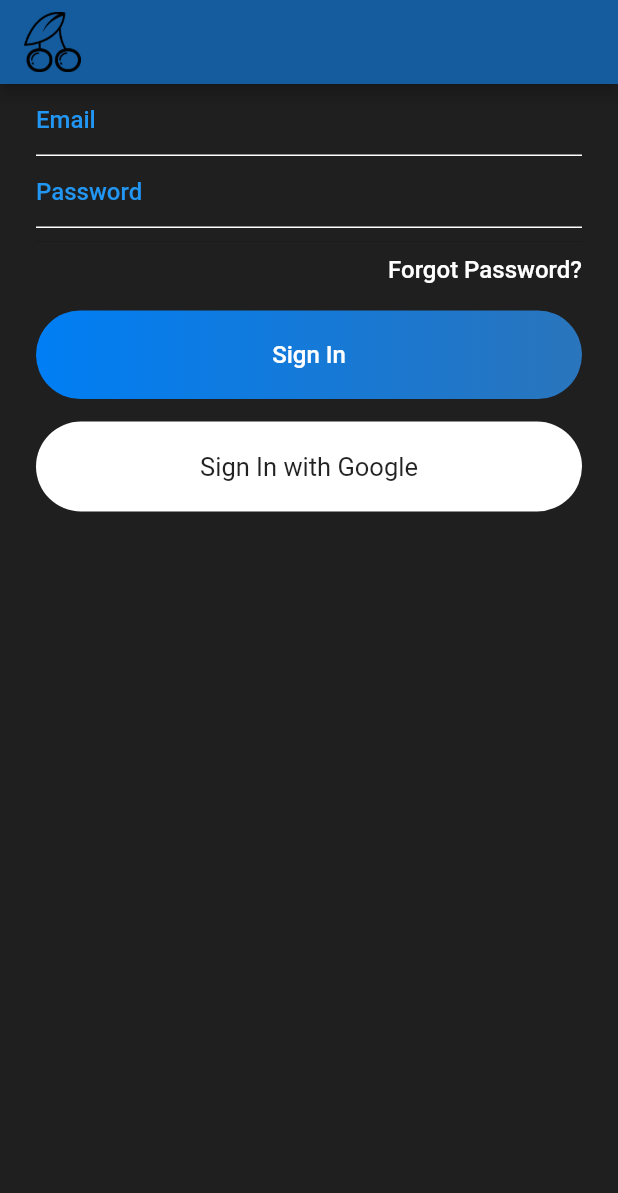
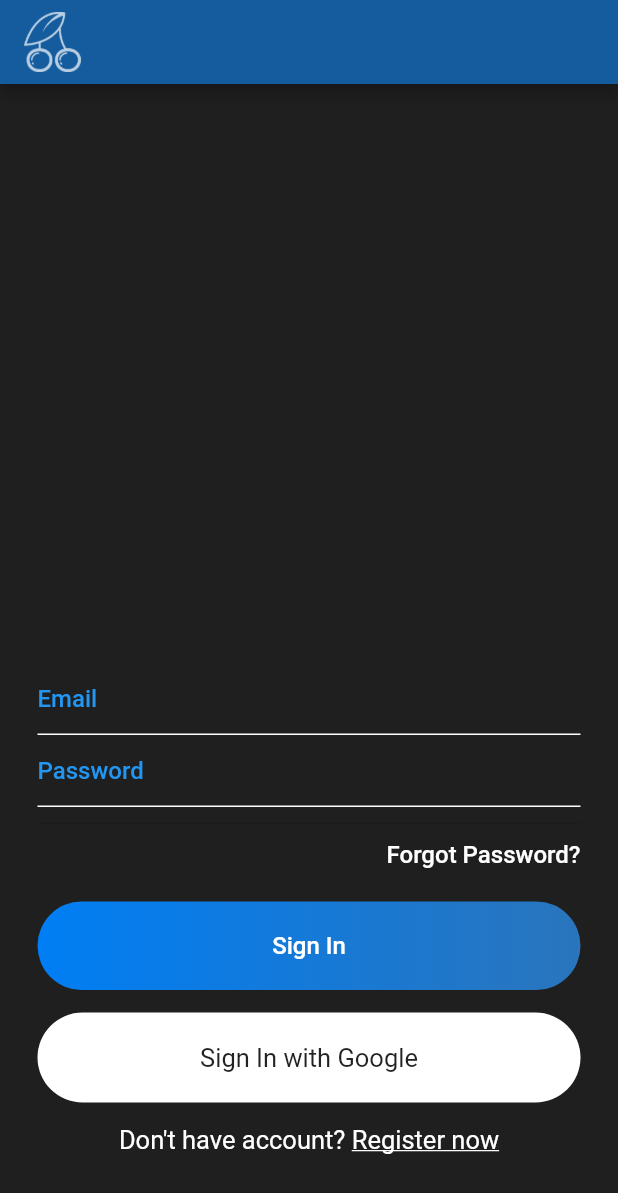
Before and after one commit to KeepCalmAndProgram/pso_messanger, a Flutter app: the screen it shows after launch, on a phone screen of 412 x 824 dp. Shown: the top 1193 px of the screen. Run offline on Flutter 3.47's test engine with Material 2 defaults, Android fonts, the phone set to English and light mode, and no system bars.

Commit message:
Layout sign In page

```diff
--- a/lib/configuration/app_colors.dart
+++ b/lib/configuration/app_colors.dart
@@ -2,4 +2,6 @@ import 'package:flutter/material.dart';
 
 class AppColors {
   static const Color primaryColor = Color(0xff145C9E);
+  static const Color buttomFirstPrimaryColor = Color(0xff007EF4);
+  static const Color buttomSeccondPrimaryColor = Color(0xff2A75BC);
 }
--- a/lib/main.dart
+++ b/lib/main.dart
@@ -24,6 +24,10 @@ class MyApp extends StatelessWidget {
             color: Colors.white,
             fontSize: 16,
           ),
+          bodyText2: TextStyle(
+            color: Colors.white,
+            fontSize: 17,
+          ),
         ),
         inputDecorationTheme: InputDecorationTheme(
           hintStyle: TextStyle(color: Colors.blue),
--- a/lib/widgets/sign_in_widget.dart
+++ b/lib/widgets/sign_in_widget.dart
@@ -1,4 +1,6 @@
+import 'package:flutter/cupertino.dart';
 import 'package:flutter/material.dart';
+import 'package:pso_messanger/configuration/app_colors.dart';
 
 class SignIn extends StatefulWidget {
   @override
@@ -13,12 +15,17 @@ class _SignInState extends State<SignIn> {
         title: Image.asset(
           "assets/images/logo.png",
           height: 40,
-            color: Colors.black,
+          color: Colors.white70,
         ),
       ),
-        body: Container(
-          padding: EdgeInsets.symmetric(horizontal: 24),
+      body: SingleChildScrollView(
+        child: Container(
+          height: MediaQuery.of(context).size.height - 60,
+          alignment: Alignment.bottomCenter,
+          child: Container(
+            padding: EdgeInsets.symmetric(horizontal: 25),
             child: Column(
+              mainAxisSize: MainAxisSize.min,
               children: [
                 TextField(
                   style: Theme.of(context).textTheme.bodyText1,
@@ -32,7 +39,7 @@ class _SignInState extends State<SignIn> {
                     hintText: "Password",
                   ),
                 ),
-              Divider(height: 18),
+                Divider(height: 22),
                 Container(
                   alignment: Alignment.centerRight,
                   child: Text(
@@ -40,15 +47,15 @@ class _SignInState extends State<SignIn> {
                     style: Theme.of(context).textTheme.bodyText1,
                   ),
                 ),
-              SizedBox(height: 18),
+                SizedBox(height: 22),
                 Container(
                   alignment: Alignment.center,
                   width: MediaQuery.of(context).size.width,
                   padding: EdgeInsets.symmetric(vertical: 20),
                   decoration: BoxDecoration(
                       gradient: LinearGradient(colors: [
-                      const Color(0xff007EF4),
-                      const Color(0xff2A75BC)
+                        AppColors.buttomFirstPrimaryColor,
+                        AppColors.buttomSeccondPrimaryColor
                       ]),
                       borderRadius: BorderRadius.circular(30)),
                   child: Text(
@@ -70,8 +77,28 @@ class _SignInState extends State<SignIn> {
                     style: TextStyle(color: Colors.black87, fontSize: 17),
                   ),
                 ),
+                SizedBox(height: 15),
+                Row(
+                  mainAxisAlignment: MainAxisAlignment.center,
+                  children: [
+                    Text("Don't have account? ",
+                        style: Theme.of(context).textTheme.bodyText2),
+                    Text(
+                      "Register now",
+                      style: TextStyle(
+                        color: Colors.white,
+                        fontSize: 17,
+                        decoration: TextDecoration.underline,
+                      ),
+                    ),
                   ],
                 ),
-        ));
+                Divider(height: 50),
+              ],
+            ),
+          ),
+        ),
+      ),
+    );
   }
 }
```
Lines whose indentation alone changed are shown as unchanged.
